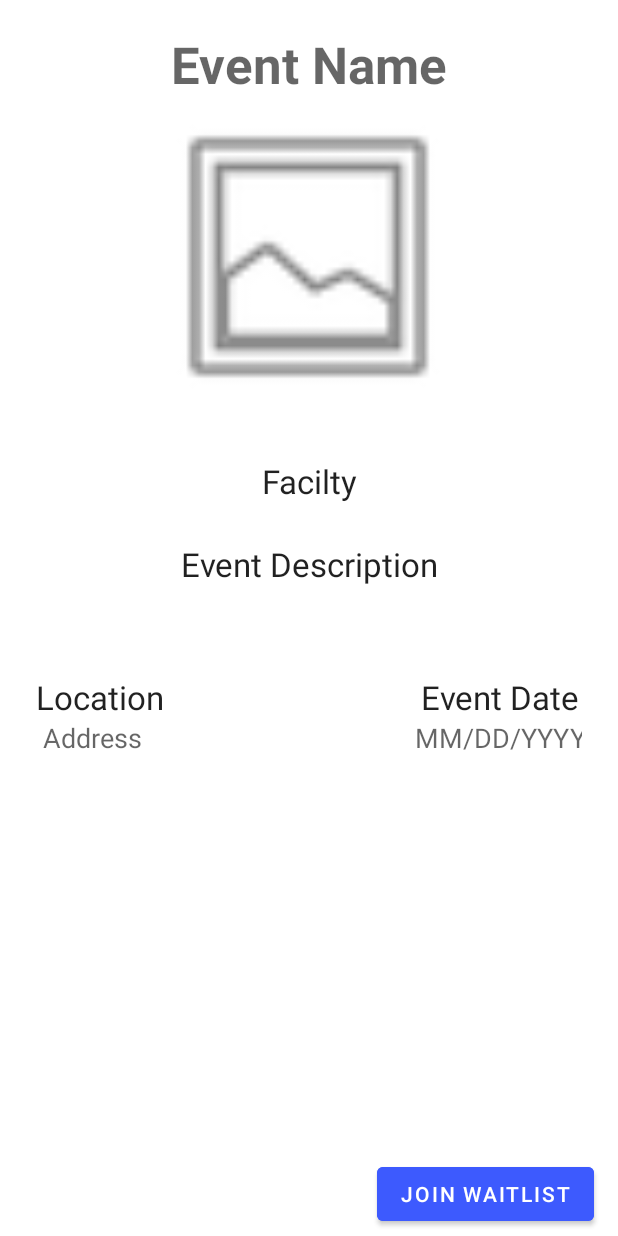
After one commit to CMPUT301F24employ/employ-events, an Android app: the layout event_details.xml on its own in the app's theme, with its tools: preview values and no code run, on a phone screen of 412 x 824 dp. The commit adds this screen. Run offline under Robolectric (Android 15) with nearby library versions, the phone set to English and light mode, and no system bars.

Commit message:
creating jas branch

```diff
--- a/app/src/main/java/com/example/employ_events/MainActivity.java
+++ b/app/src/main/java/com/example/employ_events/MainActivity.java
@@ -44,7 +44,7 @@ public class MainActivity extends AppCompatActivity {
         // Passing each menu ID as a set of Ids because each
         // menu should be considered as top level destinations.
         mAppBarConfiguration = new AppBarConfiguration.Builder(
-                R.id.nav_home, R.id.nav_gallery, R.id.nav_slideshow)
+                R.id.nav_home, R.id.nav_gallery, R.id.nav_slideshow, R.id.nav_list)
                 .setOpenableLayout(drawer)
                 .build();
         NavController navController = Navigation.findNavController(this, R.id.nav_host_fragment_content_main);
--- /dev/null
+++ b/app/src/main/res/layout/event_details.xml
@@ -0,0 +1,134 @@
+<?xml version="1.0" encoding="utf-8"?>
+
+<androidx.constraintlayout.widget.ConstraintLayout xmlns:android="http://schemas.android.com/apk/res/android"
+    xmlns:app="http://schemas.android.com/apk/res-auto"
+    xmlns:tools="http://schemas.android.com/tools"
+    android:layout_width="match_parent"
+    android:layout_height="match_parent"
+    tools:context=".ui.registeredEvents.RegisteredEventsFragment">
+
+    <Button
+        android:id="@+id/joinButton"
+        android:layout_width="wrap_content"
+        android:layout_height="wrap_content"
+        android:layout_marginBottom="4dp"
+        android:backgroundTint="#3D5AFE"
+        android:text="Join Waitlist"
+        app:layout_constraintBottom_toBottomOf="parent"
+        app:layout_constraintEnd_toEndOf="parent"
+        app:layout_constraintHorizontal_bias="0.939"
+        app:layout_constraintStart_toStartOf="parent" />
+
+    <TextView
+        android:id="@+id/eventName"
+        android:layout_width="wrap_content"
+        android:layout_height="wrap_content"
+        android:layout_marginTop="20dp"
+        android:hint="Event Name"
+        android:textAppearance="@style/TextAppearance.AppCompat.Display1"
+        android:textColor="#000000"
+        android:textStyle="bold"
+        app:layout_constraintEnd_toEndOf="parent"
+        app:layout_constraintStart_toStartOf="parent"
+        app:layout_constraintTop_toTopOf="parent" />
+
+    <ImageView
+        android:id="@+id/imageView2"
+        android:layout_width="256dp"
+        android:layout_height="211dp"
+        app:layout_constraintEnd_toEndOf="parent"
+        app:layout_constraintHorizontal_bias="0.496"
+        app:layout_constraintStart_toStartOf="parent"
+        app:layout_constraintTop_toBottomOf="@+id/eventName"
+        app:srcCompat="@android:drawable/ic_menu_gallery" />
+
+    <LinearLayout
+        android:layout_width="364dp"
+        android:layout_height="417dp"
+        android:layout_marginStart="20dp"
+        android:layout_marginEnd="20dp"
+        android:layout_marginBottom="20dp"
+        android:orientation="vertical"
+        app:layout_constraintBottom_toTopOf="@+id/joinButton"
+        app:layout_constraintEnd_toEndOf="parent"
+        app:layout_constraintStart_toStartOf="parent"
+        app:layout_constraintTop_toBottomOf="@+id/imageView2">
+
+        <TextView
+            android:id="@+id/faciltyName"
+            android:layout_width="match_parent"
+            android:layout_height="wrap_content"
+            android:text="Facilty"
+            android:textAlignment="center"
+            android:textAppearance="@style/TextAppearance.AppCompat.Large" />
+
+        <Space
+            android:layout_width="match_parent"
+            android:layout_height="26dp" />
+
+        <TextView
+            android:id="@+id/eventDescription"
+            android:layout_width="match_parent"
+            android:layout_height="wrap_content"
+            android:text="Event Description"
+            android:textAlignment="center"
+            android:textAppearance="@style/TextAppearance.AppCompat.Large" />
+
+        <Space
+            android:layout_width="match_parent"
+            android:layout_height="59dp" />
+
+        <LinearLayout
+            android:layout_width="match_parent"
+            android:layout_height="wrap_content"
+            android:orientation="horizontal">
+
+            <TextView
+                android:id="@+id/eventLocation"
+                android:layout_width="wrap_content"
+                android:layout_height="wrap_content"
+                android:text="Location"
+                android:textAppearance="@style/TextAppearance.AppCompat.Large" />
+
+            <Space
+                android:layout_width="171dp"
+                android:layout_height="match_parent" />
+
+            <TextView
+                android:id="@+id/eventDate"
+                android:layout_width="wrap_content"
+                android:layout_height="wrap_content"
+                android:text="Event Date"
+                android:textAppearance="@style/TextAppearance.AppCompat.Large" />
+
+        </LinearLayout>
+
+        <LinearLayout
+            android:layout_width="match_parent"
+            android:layout_height="match_parent"
+            android:orientation="horizontal">
+
+            <TextView
+                android:id="@+id/address"
+                android:layout_width="wrap_content"
+                android:layout_height="wrap_content"
+                android:hint=" Address"
+                android:textAppearance="@style/TextAppearance.AppCompat.Medium" />
+
+            <Space
+                android:layout_width="177dp"
+                android:layout_height="24dp" />
+
+            <TextView
+                android:id="@+id/date"
+                android:layout_width="126dp"
+                android:layout_height="wrap_content"
+                android:hint=" MM/DD/YYYY"
+                android:textAppearance="@style/TextAppearance.AppCompat.Medium" />
+
+        </LinearLayout>
+
+
+    </LinearLayout>
+
+</androidx.constraintlayout.widget.ConstraintLayout>
--- a/app/src/main/res/layout/fragment_facility.xml
+++ b/app/src/main/res/layout/fragment_facility.xml
@@ -44,7 +44,7 @@
         app:layout_constraintStart_toStartOf="parent" />
 
     <TextView
-        android:id="@+id/textViewEvent"
+        android:id="@+id/eventView"
         android:layout_width="wrap_content"
         android:layout_height="wrap_content"
         android:layout_marginStart="50dp"
@@ -71,5 +71,5 @@
         app:layout_constraintEnd_toEndOf="parent"
         app:layout_constraintHorizontal_bias="0.0"
         app:layout_constraintStart_toStartOf="parent"
-        app:layout_constraintTop_toBottomOf="@+id/textViewEvent" />
+        app:layout_constraintTop_toBottomOf="@+id/eventView" />
 </androidx.constraintlayout.widget.ConstraintLayout>
--- a/app/src/main/res/menu/activity_main_drawer.xml
+++ b/app/src/main/res/menu/activity_main_drawer.xml
@@ -16,5 +16,10 @@
             android:id="@+id/nav_slideshow"
             android:icon="@drawable/ic_menu_slideshow"
             android:title="@string/menu_profile" />
+        <item
+            android:id="@+id/nav_list"
+            android:icon="@drawable/ic_menu_list"
+            android:title="Registered Events" />
+
     </group>
 </menu>
--- a/app/src/main/res/navigation/mobile_navigation.xml
+++ b/app/src/main/res/navigation/mobile_navigation.xml
@@ -22,4 +22,10 @@
         android:name="com.example.employ_events.ui.profile.ProfileFragment"
         android:label="@string/menu_profile"
         tools:layout="@layout/fragment_profile" />
+
+    <fragment
+        android:id="@+id/nav_list"
+        android:name="com.example.employ_events.ui.registeredEvents.RegisteredEventsFragment"
+        android:label="Registered Events"
+        tools:layout="@layout/fragment_registered_events" />
 </navigation>
```
Also changed, not shown: app/src/main/java/com/example/employ_events/ui/registeredEvents/EventViewModel.java (added, +19 -0 lines), app/src/main/java/com/example/employ_events/ui/registeredEvents/RegisteredEventsFragment.java (added, +35 -0 lines), app/src/main/res/drawable/ic_menu_list.xml (added, +11 -0 lines), app/src/main/res/layout/fragment_edit_profile.xml (+5 -5 lines), app/src/main/res/layout/fragment_profile.xml (+4 -4 lines), app/src/main/res/layout/fragment_registered_events.xml (added, +33 -0 lines).
